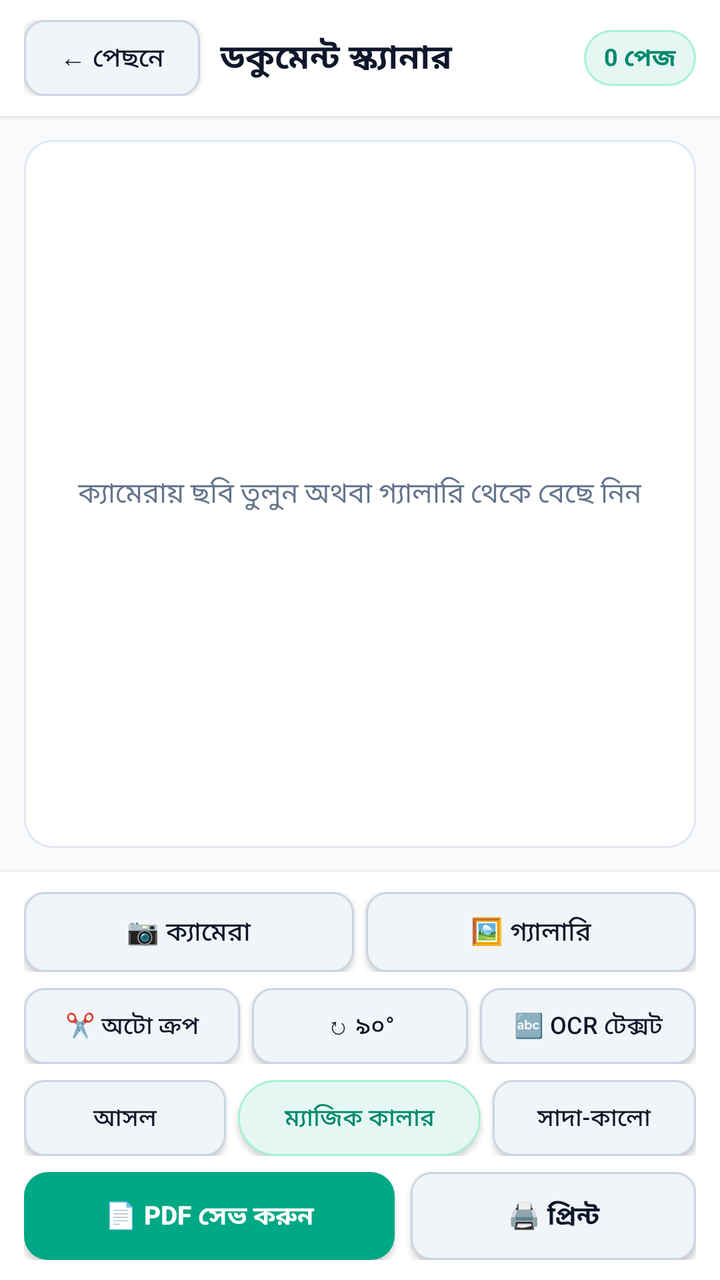
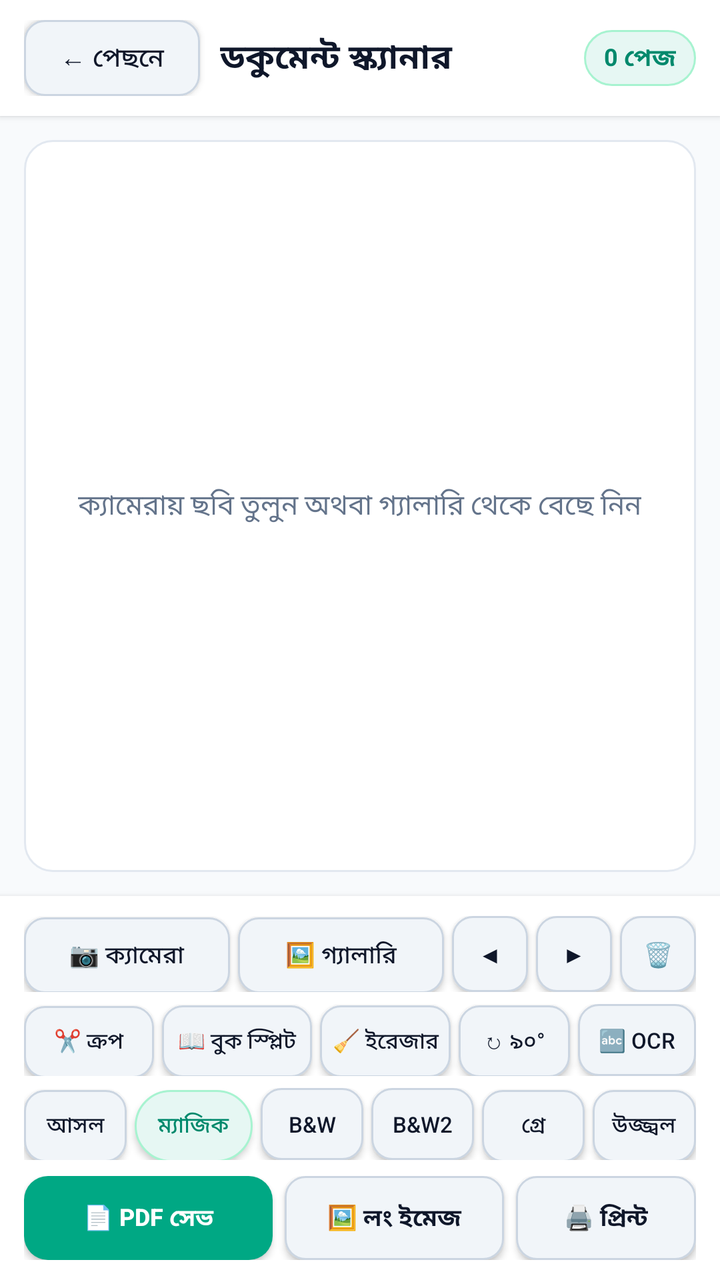

An Android layout rendered at two revisions. The XML below is the earlier revision; the diff shows what the commit changed to produce the second picture.
<!-- AndroidManifest.xml: application theme Theme.CamLabStudio -->
<!-- res/layout/activity_doc_scanner.xml -->
<?xml version="1.0" encoding="utf-8"?>
<LinearLayout xmlns:android="http://schemas.android.com/apk/res/android"
    android:layout_width="match_parent"
    android:layout_height="match_parent"
    android:orientation="vertical"
    android:fitsSystemWindows="true"
    android:background="#F8FAFC">

    <LinearLayout
        android:layout_width="match_parent"
        android:layout_height="wrap_content"
        android:background="#FFFFFF"
        android:paddingHorizontal="12dp"
        android:paddingVertical="10dp"
        android:gravity="center_vertical"
        android:elevation="2dp">

        <androidx.appcompat.widget.AppCompatButton
            android:id="@+id/btn_doc_back"
            android:layout_width="wrap_content"
            android:layout_height="38dp"
            android:paddingHorizontal="12dp"
            android:text="← পেছনে"
            android:textAllCaps="false"
            android:background="@drawable/bg_btn_outline"
            android:textColor="#0F172A"
            android:textSize="13sp" />

        <TextView
            android:layout_width="0dp"
            android:layout_height="wrap_content"
            android:layout_weight="1"
            android:layout_marginStart="10dp"
            android:text="ডকুমেন্ট স্ক্যানার"
            android:textColor="#0F172A"
            android:textSize="17sp"
            android:textStyle="bold"
            android:maxLines="1"
            android:ellipsize="end" />

        <TextView
            android:id="@+id/tv_doc_count"
            android:layout_width="wrap_content"
            android:layout_height="wrap_content"
            android:background="@drawable/bg_chip"
            android:paddingHorizontal="10dp"
            android:paddingVertical="5dp"
            android:text="0 পেজ"
            android:textColor="#00896C"
            android:textStyle="bold"
            android:textSize="12sp" />
    </LinearLayout>

    
    <FrameLayout
        android:layout_width="match_parent"
        android:layout_height="0dp"
        android:layout_weight="1"
        android:layout_margin="12dp"
        android:background="@drawable/bg_card"
        android:padding="8dp">

        <ImageView
            android:id="@+id/iv_doc_preview"
            android:layout_width="match_parent"
            android:layout_height="match_parent"
            android:scaleType="fitCenter"
            android:contentDescription="Document Preview" />

        <TextView
            android:id="@+id/tv_doc_empty"
            android:layout_width="wrap_content"
            android:layout_height="wrap_content"
            android:layout_gravity="center"
            android:gravity="center"
            android:paddingHorizontal="16dp"
            android:text="ক্যামেরায় ছবি তুলুন অথবা গ্যালারি থেকে বেছে নিন"
            android:textColor="#64748B"
            android:textSize="14sp" />
    </FrameLayout>

    
    <LinearLayout
        android:layout_width="match_parent"
        android:layout_height="wrap_content"
        android:orientation="vertical"
        android:background="#FFFFFF"
        android:paddingHorizontal="12dp"
        android:paddingVertical="10dp"
        android:elevation="4dp">

        
        <LinearLayout
            android:layout_width="match_parent"
            android:layout_height="wrap_content"
            android:orientation="horizontal"
            android:layout_marginBottom="8dp">

            <androidx.appcompat.widget.AppCompatButton
                android:id="@+id/btn_doc_camera"
                android:layout_width="0dp"
                android:layout_height="40dp"
                android:layout_weight="1"
                android:layout_marginEnd="6dp"
                android:background="@drawable/bg_btn_outline"
                android:text="📷 ক্যামেরা"
                android:textAllCaps="false"
                android:textColor="#0F172A"
                android:textSize="13sp" />

            <androidx.appcompat.widget.AppCompatButton
                android:id="@+id/btn_doc_gallery"
                android:layout_width="0dp"
                android:layout_height="40dp"
                android:layout_weight="1"
                android:background="@drawable/bg_btn_outline"
                android:text="🖼️ গ্যালারি"
                android:textAllCaps="false"
                android:textColor="#0F172A"
                android:textSize="13sp" />
        </LinearLayout>

        
        <LinearLayout
            android:layout_width="match_parent"
            android:layout_height="wrap_content"
            android:orientation="horizontal"
            android:layout_marginBottom="8dp">

            <androidx.appcompat.widget.AppCompatButton
                android:id="@+id/btn_doc_autocrop"
                android:layout_width="0dp"
                android:layout_height="38dp"
                android:layout_weight="1"
                android:layout_marginEnd="6dp"
                android:background="@drawable/bg_btn_outline"
                android:text="✂️ অটো ক্রপ"
                android:textAllCaps="false"
                android:textColor="#0F172A"
                android:textSize="12sp" />

            <androidx.appcompat.widget.AppCompatButton
                android:id="@+id/btn_doc_rotate"
                android:layout_width="0dp"
                android:layout_height="38dp"
                android:layout_weight="1"
                android:layout_marginEnd="6dp"
                android:background="@drawable/bg_btn_outline"
                android:text="↻ ৯০°"
                android:textAllCaps="false"
                android:textColor="#0F172A"
                android:textSize="12sp" />

            <androidx.appcompat.widget.AppCompatButton
                android:id="@+id/btn_doc_ocr"
                android:layout_width="0dp"
                android:layout_height="38dp"
                android:layout_weight="1"
                android:background="@drawable/bg_btn_outline"
                android:text="🔤 OCR টেক্সট"
                android:textAllCaps="false"
                android:textColor="#0F172A"
                android:textSize="12sp" />
        </LinearLayout>

        
        <LinearLayout
            android:layout_width="match_parent"
            android:layout_height="wrap_content"
            android:orientation="horizontal"
            android:layout_marginBottom="8dp">

            <androidx.appcompat.widget.AppCompatButton
                android:id="@+id/btn_filter_orig"
                android:layout_width="0dp"
                android:layout_height="38dp"
                android:layout_weight="1"
                android:layout_marginEnd="6dp"
                android:background="@drawable/bg_btn_outline"
                android:text="আসল"
                android:textAllCaps="false"
                android:textColor="#0F172A"
                android:textSize="12sp" />

            <androidx.appcompat.widget.AppCompatButton
                android:id="@+id/btn_filter_magic"
                android:layout_width="0dp"
                android:layout_height="38dp"
                android:layout_weight="1.2"
                android:layout_marginEnd="6dp"
                android:background="@drawable/bg_chip"
                android:text="ম্যাজিক কালার"
                android:textAllCaps="false"
                android:textColor="#00896C"
                android:textSize="12sp" />

            <androidx.appcompat.widget.AppCompatButton
                android:id="@+id/btn_filter_bw"
                android:layout_width="0dp"
                android:layout_height="38dp"
                android:layout_weight="1"
                android:background="@drawable/bg_btn_outline"
                android:text="সাদা-কালো"
                android:textAllCaps="false"
                android:textColor="#0F172A"
                android:textSize="12sp" />
        </LinearLayout>

        
        <LinearLayout
            android:layout_width="match_parent"
            android:layout_height="wrap_content"
            android:orientation="horizontal">

            <androidx.appcompat.widget.AppCompatButton
                android:id="@+id/btn_doc_save_pdf"
                android:layout_width="0dp"
                android:layout_height="44dp"
                android:layout_weight="1.3"
                android:layout_marginEnd="8dp"
                android:background="@drawable/bg_btn_primary"
                android:text="📄 PDF সেভ করুন"
                android:textAllCaps="false"
                android:textColor="#FFFFFF"
                android:textStyle="bold"
                android:textSize="13sp" />

            <androidx.appcompat.widget.AppCompatButton
                android:id="@+id/btn_doc_print"
                android:layout_width="0dp"
                android:layout_height="44dp"
                android:layout_weight="1"
                android:background="@drawable/bg_btn_outline"
                android:text="🖨️ প্রিন্ট"
                android:textAllCaps="false"
                android:textColor="#0F172A"
                android:textStyle="bold"
                android:textSize="13sp" />
        </LinearLayout>
    </LinearLayout>
</LinearLayout>
<!-- resources referenced by this layout -->
<resources>
  <!-- drawable bg_btn_outline (drawable) -->
  <?xml version="1.0" encoding="utf-8"?>
  <shape xmlns:android="http://schemas.android.com/apk/res/android" android:shape="rectangle">
      <solid android:color="#F1F5F9" />
      <corners android:radius="10dp" />
      <stroke android:width="1dp" android:color="#CBD5E1" />
  </shape>
  <!-- drawable bg_btn_primary (drawable) -->
  <?xml version="1.0" encoding="utf-8"?>
  <shape xmlns:android="http://schemas.android.com/apk/res/android" android:shape="rectangle">
      <solid android:color="#00A884" />
      <corners android:radius="12dp" />
  </shape>
  <!-- drawable bg_card (drawable) -->
  <?xml version="1.0" encoding="utf-8"?>
  <shape xmlns:android="http://schemas.android.com/apk/res/android" android:shape="rectangle">
      <solid android:color="#FFFFFF" />
      <corners android:radius="14dp" />
      <stroke android:width="1dp" android:color="#E2E8F0" />
  </shape>
  <!-- drawable bg_chip (drawable) -->
  <?xml version="1.0" encoding="utf-8"?>
  <shape xmlns:android="http://schemas.android.com/apk/res/android" android:shape="rectangle">
      <solid android:color="#E6F7F3" />
      <corners android:radius="20dp" />
      <stroke android:width="1dp" android:color="#A7F3D0" />
  </shape>
  <style name="Theme.CamLabStudio" parent="Theme.MaterialComponents.Light.NoActionBar">
          <item name="colorPrimary">#00A884</item>
          <item name="colorPrimaryDark">#00896C</item>
          <item name="colorAccent">#00A884</item>
          <item name="android:statusBarColor">#00896C</item>
          <item name="android:textAllCaps">false</item>
      </style>
</resources>

<!-- the commit's change to res/layout/activity_doc_scanner.xml (unified diff, before → after) -->
@@ -94,30 +94,63 @@
             android:layout_width="match_parent"
             android:layout_height="wrap_content"
             android:orientation="horizontal"
-            android:layout_marginBottom="8dp">
+            android:layout_marginBottom="6dp">
 
             <androidx.appcompat.widget.AppCompatButton
                 android:id="@+id/btn_doc_camera"
                 android:layout_width="0dp"
-                android:layout_height="40dp"
-                android:layout_weight="1"
-                android:layout_marginEnd="6dp"
+                android:layout_height="38dp"
+                android:layout_weight="1.2"
+                android:layout_marginEnd="4dp"
                 android:background="@drawable/bg_btn_outline"
                 android:text="📷 ক্যামেরা"
                 android:textAllCaps="false"
                 android:textColor="#0F172A"
-                android:textSize="13sp" />
+                android:textSize="12sp" />
 
             <androidx.appcompat.widget.AppCompatButton
                 android:id="@+id/btn_doc_gallery"
                 android:layout_width="0dp"
-                android:layout_height="40dp"
-                android:layout_weight="1"
+                android:layout_height="38dp"
+                android:layout_weight="1.2"
+                android:layout_marginEnd="4dp"
                 android:background="@drawable/bg_btn_outline"
                 android:text="🖼️ গ্যালারি"
                 android:textAllCaps="false"
                 android:textColor="#0F172A"
-                android:textSize="13sp" />
+                android:textSize="12sp" />
+
+            <androidx.appcompat.widget.AppCompatButton
+                android:id="@+id/btn_doc_prev"
+                android:layout_width="38dp"
+                android:layout_height="38dp"
+                android:layout_marginEnd="4dp"
+                android:background="@drawable/bg_btn_outline"
+                android:text="◀"
+                android:textAllCaps="false"
+                android:textColor="#0F172A"
+                android:textSize="12sp" />
+
+            <androidx.appcompat.widget.AppCompatButton
+                android:id="@+id/btn_doc_next"
+                android:layout_width="38dp"
+                android:layout_height="38dp"
+                android:layout_marginEnd="4dp"
+                android:background="@drawable/bg_btn_outline"
+                android:text="▶"
+                android:textAllCaps="false"
+                android:textColor="#0F172A"
+                android:textSize="12sp" />
+
+            <androidx.appcompat.widget.AppCompatButton
+                android:id="@+id/btn_doc_del_page"
+                android:layout_width="38dp"
+                android:layout_height="38dp"
+                android:background="@drawable/bg_btn_outline"
+                android:text="🗑️"
+                android:textAllCaps="false"
+                android:textColor="#EF4444"
+                android:textSize="12sp" />
         </LinearLayout>
 
         
@@ -125,42 +158,66 @@
             android:layout_width="match_parent"
             android:layout_height="wrap_content"
             android:orientation="horizontal"
-            android:layout_marginBottom="8dp">
+            android:layout_marginBottom="6dp">
 
             <androidx.appcompat.widget.AppCompatButton
                 android:id="@+id/btn_doc_autocrop"
                 android:layout_width="0dp"
-                android:layout_height="38dp"
-                android:layout_weight="1"
-                android:layout_marginEnd="6dp"
-                android:background="@drawable/bg_btn_outline"
-                android:text="✂️ অটো ক্রপ"
-                android:textAllCaps="false"
-                android:textColor="#0F172A"
-                android:textSize="12sp" />
+                android:layout_height="36dp"
+                android:layout_weight="1"
+                android:layout_marginEnd="4dp"
+                android:background="@drawable/bg_btn_outline"
+                android:text="✂️ ক্রপ"
+                android:textAllCaps="false"
+                android:textColor="#0F172A"
+                android:textSize="11sp" />
+
+            <androidx.appcompat.widget.AppCompatButton
+                android:id="@+id/btn_doc_book_split"
+                android:layout_width="0dp"
+                android:layout_height="36dp"
+                android:layout_weight="1.15"
+                android:layout_marginEnd="4dp"
+                android:background="@drawable/bg_btn_outline"
+                android:text="📖 বুক স্প্লিট"
+                android:textAllCaps="false"
+                android:textColor="#0F172A"
+                android:textSize="11sp" />
+
+            <androidx.appcompat.widget.AppCompatButton
+                android:id="@+id/btn_doc_eraser"
+                android:layout_width="0dp"
+                android:layout_height="36dp"
+                android:layout_weight="1"
+                android:layout_marginEnd="4dp"
+                android:background="@drawable/bg_btn_outline"
+                android:text="🧹 ইরেজার"
+                android:textAllCaps="false"
+                android:textColor="#0F172A"
+                android:textSize="11sp" />
 
             <androidx.appcompat.widget.AppCompatButton
                 android:id="@+id/btn_doc_rotate"
                 android:layout_width="0dp"
-                android:layout_height="38dp"
-                android:layout_weight="1"
-                android:layout_marginEnd="6dp"
+                android:layout_height="36dp"
+                android:layout_weight="0.85"
+                android:layout_marginEnd="4dp"
                 android:background="@drawable/bg_btn_outline"
                 android:text="↻ ৯০°"
                 android:textAllCaps="false"
                 android:textColor="#0F172A"
-                android:textSize="12sp" />
+                android:textSize="11sp" />
 
             <androidx.appcompat.widget.AppCompatButton
                 android:id="@+id/btn_doc_ocr"
                 android:layout_width="0dp"
-                android:layout_height="38dp"
-                android:layout_weight="1"
-                android:background="@drawable/bg_btn_outline"
-                android:text="🔤 OCR টেক্সট"
-                android:textAllCaps="false"
-                android:textColor="#0F172A"
-                android:textSize="12sp" />
+                android:layout_height="36dp"
+                android:layout_weight="0.9"
+                android:background="@drawable/bg_btn_outline"
+                android:text="🔤 OCR"
+                android:textAllCaps="false"
+                android:textColor="#0F172A"
+                android:textSize="11sp" />
         </LinearLayout>
 
         
@@ -173,37 +230,73 @@
             <androidx.appcompat.widget.AppCompatButton
                 android:id="@+id/btn_filter_orig"
                 android:layout_width="0dp"
-                android:layout_height="38dp"
-                android:layout_weight="1"
-                android:layout_marginEnd="6dp"
+                android:layout_height="36dp"
+                android:layout_weight="1"
+                android:layout_marginEnd="4dp"
                 android:background="@drawable/bg_btn_outline"
                 android:text="আসল"
                 android:textAllCaps="false"
                 android:textColor="#0F172A"
-                android:textSize="12sp" />
+                android:textSize="11sp" />
 
             <androidx.appcompat.widget.AppCompatButton
                 android:id="@+id/btn_filter_magic"
                 android:layout_width="0dp"
-                android:layout_height="38dp"
-                android:layout_weight="1.2"
-                android:layout_marginEnd="6dp"
+                android:layout_height="36dp"
+                android:layout_weight="1.15"
+                android:layout_marginEnd="4dp"
                 android:background="@drawable/bg_chip"
-                android:text="ম্যাজিক কালার"
+                android:text="ম্যাজিক"
                 android:textAllCaps="false"
                 android:textColor="#00896C"
-                android:textSize="12sp" />
+                android:textSize="11sp" />
 
             <androidx.appcompat.widget.AppCompatButton
                 android:id="@+id/btn_filter_bw"
                 android:layout_width="0dp"
-                android:layout_height="38dp"
-                android:layout_weight="1"
-                android:background="@drawable/bg_btn_outline"
-                android:text="সাদা-কালো"
-                android:textAllCaps="false"
-                android:textColor="#0F172A"
-                android:textSize="12sp" />
+                android:layout_height="36dp"
+                android:layout_weight="1"
+                android:layout_marginEnd="4dp"
+                android:background="@drawable/bg_btn_outline"
+                android:text="B&amp;W"
+                android:textAllCaps="false"
+                android:textColor="#0F172A"
+                android:textSize="11sp" />
+
+            <androidx.appcompat.widget.AppCompatButton
+                android:id="@+id/btn_filter_bw2"
+                android:layout_width="0dp"
+                android:layout_height="36dp"
+                android:layout_weight="1"
+                android:layout_marginEnd="4dp"
+                android:background="@drawable/bg_btn_outline"
+                android:text="B&amp;W2"
+                android:textAllCaps="false"
+                android:textColor="#0F172A"
+                android:textSize="11sp" />
+
+            <androidx.appcompat.widget.AppCompatButton
+                android:id="@+id/btn_filter_gray"
+                android:layout_width="0dp"
+                android:layout_height="36dp"
+                android:layout_weight="1"
+                android:layout_marginEnd="4dp"
+                android:background="@drawable/bg_btn_outline"
+                android:text="গ্রে"
+                android:textAllCaps="false"
+                android:textColor="#0F172A"
+                android:textSize="11sp" />
+
+            <androidx.appcompat.widget.AppCompatButton
+                android:id="@+id/btn_filter_light"
+                android:layout_width="0dp"
+                android:layout_height="36dp"
+                android:layout_weight="1"
+                android:background="@drawable/bg_btn_outline"
+                android:text="উজ্জ্বল"
+                android:textAllCaps="false"
+                android:textColor="#0F172A"
+                android:textSize="11sp" />
         </LinearLayout>
 
         
@@ -215,27 +308,40 @@
             <androidx.appcompat.widget.AppCompatButton
                 android:id="@+id/btn_doc_save_pdf"
                 android:layout_width="0dp"
-                android:layout_height="44dp"
-                android:layout_weight="1.3"
-                android:layout_marginEnd="8dp"
+                android:layout_height="42dp"
+                android:layout_weight="1.25"
+                android:layout_marginEnd="6dp"
                 android:background="@drawable/bg_btn_primary"
-                android:text="📄 PDF সেভ করুন"
+                android:text="📄 PDF সেভ"
                 android:textAllCaps="false"
                 android:textColor="#FFFFFF"
                 android:textStyle="bold"
-                android:textSize="13sp" />
+                android:textSize="12sp" />
+
+            <androidx.appcompat.widget.AppCompatButton
+                android:id="@+id/btn_doc_long_img"
+                android:layout_width="0dp"
+                android:layout_height="42dp"
+                android:layout_weight="1.1"
+                android:layout_marginEnd="6dp"
+                android:background="@drawable/bg_btn_outline"
+                android:text="🖼️ লং ইমেজ"
+                android:textAllCaps="false"
+                android:textColor="#0F172A"
+                android:textStyle="bold"
+                android:textSize="12sp" />
 
             <androidx.appcompat.widget.AppCompatButton
                 android:id="@+id/btn_doc_print"
                 android:layout_width="0dp"
-                android:layout_height="44dp"
-                android:layout_weight="1"
+                android:layout_height="42dp"
+                android:layout_weight="0.9"
                 android:background="@drawable/bg_btn_outline"
                 android:text="🖨️ প্রিন্ট"
                 android:textAllCaps="false"
                 android:textColor="#0F172A"
                 android:textStyle="bold"
-                android:textSize="13sp" />
+                android:textSize="12sp" />
         </LinearLayout>
     </LinearLayout>
 </LinearLayout>
